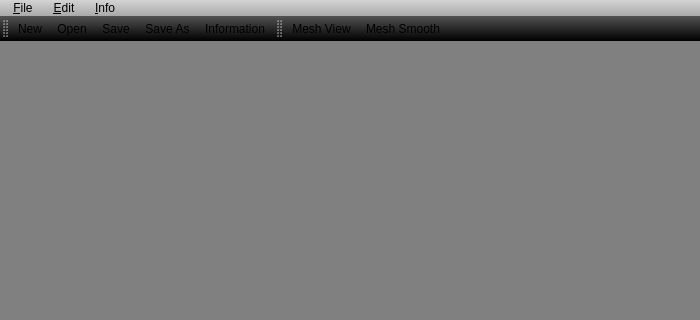
Qt form teddy/teddy/tmainwind.ui (hksonngan/cuteteddy) before a commit; both pictures show x 0 to 700 and y 0 to 320 of the 700 by 700 pixel window.
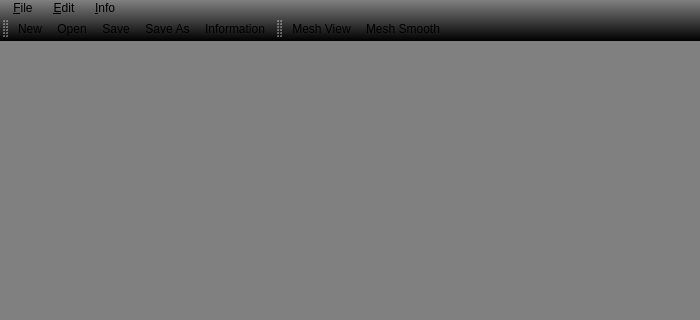
The same form after that commit. Icons and pictures are not drawn.

```diff
--- a/teddy/teddy/tmainwind.ui
+++ b/teddy/teddy/tmainwind.ui
@@ -23,14 +23,15 @@
 	color: #DDDDDD
 } 
 QMenuBar {
-	background-color: qlineargradient(x1:0, y1:0, x2:0, y2:1,stop:0 lightgray, stop:1 darkgray);
+	background-color: qlineargradient(x1:0, y1:0, x2:0, y2:1,stop:0 transparent, stop:1 rgba(0, 0, 0, 100));
 }
 QMenuBar::item {
 	padding: 1px 7px;
 	background: transparent;
 }
 QMenuBar::item:selected { /* when selected using mouse or keyboard */
-	background: #a8a8a8;
+    color: white;
+	background: rgba(100, 100, 255, 255);
 }
 QMenuBar::item:pressed {
 	background: #888888;
@@ -50,11 +51,11 @@
 	background-color: #456789
 }
 QToolBar {
-	background-color: qlineargradient(x1:0, y1:0, x2:0, y2:1,stop:0 #525252, stop:1 #000000);	
+	background-color: qlineargradient(x1:0, y1:0, x2:0, y2:1,stop:0 rgba(0, 0, 0, 100), stop:1 #000000);	
 	border-color:#2020FF
 }
 QStatusBar {
-	background-color: qlineargradient(x1:0, y1:0, x2:0, y2:1,stop:0 black, stop:1 #525252);
+	background-color: qlineargradient(x1:0, y1:0, x2:0, y2:1,stop:0 black, stop:1 rgba(0, 0, 0, 100));
 	color: #DDDDDD
 }
 QDialog {
```
Left out of the diff: 3 changed lines with no effect on the pictures.
